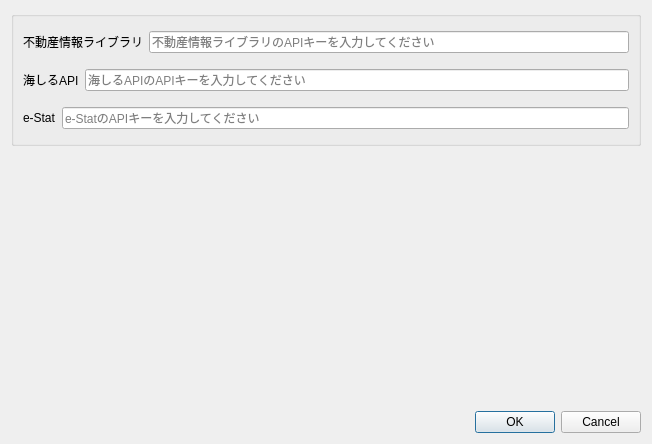
Above: ui/apikey_keep.ui from MIERUNE/tmu-planning-plugin before the change. Below: the same form after it.
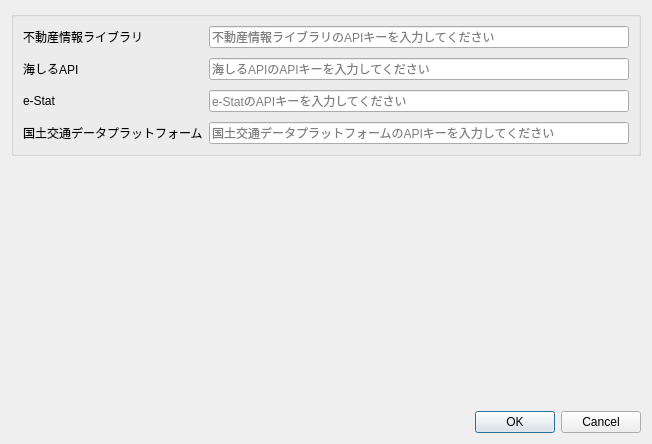
That is the form after the change.

Commit message: 国交DPFのAPIキー保存フォームの追加

The edit to the form file:
```diff
--- a/ui/apikey_keep.ui
+++ b/ui/apikey_keep.ui
@@ -19,17 +19,9 @@
      <property name="title">
       <string/>
      </property>
-     <layout class="QVBoxLayout" name="verticalLayout_3">
-      <item>
-       <layout class="QGridLayout" name="apikeyGrid_1">
-        <property name="topMargin">
-         <number>5</number>
-        </property>
-        <property name="bottomMargin">
-         <number>5</number>
-        </property>
-        <property name="spacing">
-         <number>-1</number>
+     <layout class="QGridLayout" name="apikeyGrid">
+      <property name="verticalSpacing">
+       <number>10</number>
         </property>
         <item row="0" column="0">
          <widget class="QLabel" name="apikeyLabel_1">
@@ -45,55 +37,47 @@
           </property>
          </widget>
         </item>
-       </layout>
-      </item>
-      <item>
-       <layout class="QGridLayout" name="apikeyGrid_2">
-        <property name="topMargin">
-         <number>5</number>
-        </property>
-        <property name="bottomMargin">
-         <number>5</number>
-        </property>
-        <item row="0" column="0">
+      <item row="1" column="0">
          <widget class="QLabel" name="apikeyLabel_2">
           <property name="text">
            <string>海しるAPI</string>
           </property>
          </widget>
         </item>
-        <item row="0" column="1">
+      <item row="1" column="1">
          <widget class="QLineEdit" name="apikeyLineEdit_2">
           <property name="placeholderText">
            <string>海しるAPIのAPIキーを入力してください</string>
           </property>
          </widget>
         </item>
-       </layout>
-      </item>
-      <item>
-       <layout class="QGridLayout" name="apikeyGrid_3">
-        <property name="topMargin">
-         <number>5</number>
-        </property>
-        <property name="bottomMargin">
-         <number>5</number>
-        </property>
-        <item row="0" column="0">
+      <item row="2" column="0">
          <widget class="QLabel" name="apikeyLabel_3">
           <property name="text">
            <string>e-Stat</string>
           </property>
          </widget>
         </item>
-        <item row="0" column="1">
+      <item row="2" column="1">
          <widget class="QLineEdit" name="apikeyLineEdit_3">
           <property name="placeholderText">
            <string>e-StatのAPIキーを入力してください</string>
           </property>
          </widget>
         </item>
-       </layout>
+      <item row="3" column="0">
+       <widget class="QLabel" name="apikeyLabel_4">
+        <property name="text">
+         <string>国土交通データプラットフォーム</string>
+        </property>
+       </widget>
+      </item>
+      <item row="3" column="1">
+       <widget class="QLineEdit" name="apikeyLineEdit_4">
+        <property name="placeholderText">
+         <string>国土交通データプラットフォームのAPIキーを入力してください</string>
+        </property>
+       </widget>
       </item>
      </layout>
     </widget>
```
Lines whose indentation alone changed are shown as unchanged. The commit also changes 2 other files.
